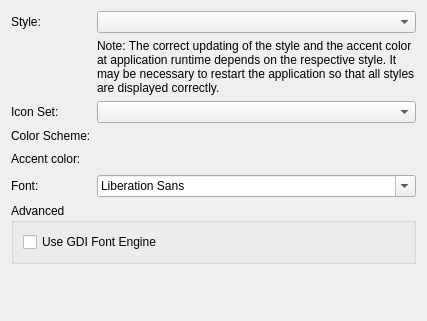
This is Widgets/DlgPreferencesPages/WdgPreferencesPageAppearance.ui in ma7t3/ScheduleMaster as Qt 5 draws it before an edit. The edited form follows.
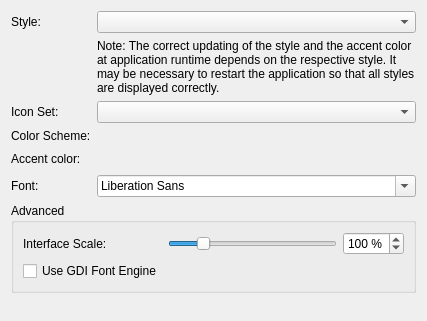
This is the edited form. Custom widgets are drawn as their Qt base class.

Commit message: WdgPrefPageAppearange: Change UI scale

```diff
--- a/Widgets/DlgPreferencesPages/WdgPreferencesPageAppearance.ui
+++ b/Widgets/DlgPreferencesPages/WdgPreferencesPageAppearance.ui
@@ -103,8 +103,57 @@
      <property name="title">
       <string>Advanced</string>
      </property>
-     <layout class="QVBoxLayout" name="verticalLayout">
-      <item>
+     <layout class="QFormLayout" name="formLayout">
+      <item row="0" column="0">
+       <widget class="QLabel" name="label_4">
+        <property name="text">
+         <string>Interface Scale:</string>
+        </property>
+       </widget>
+      </item>
+      <item row="0" column="1">
+       <layout class="QHBoxLayout" name="horizontalLayout_2">
+        <item>
+         <widget class="QSlider" name="hsUiScale">
+          <property name="minimum">
+           <number>10</number>
+          </property>
+          <property name="maximum">
+           <number>500</number>
+          </property>
+          <property name="singleStep">
+           <number>10</number>
+          </property>
+          <property name="value">
+           <number>100</number>
+          </property>
+          <property name="orientation">
+           <enum>Qt::Orientation::Horizontal</enum>
+          </property>
+         </widget>
+        </item>
+        <item>
+         <widget class="QSpinBox" name="sbUiScale">
+          <property name="suffix">
+           <string> %</string>
+          </property>
+          <property name="minimum">
+           <number>10</number>
+          </property>
+          <property name="maximum">
+           <number>500</number>
+          </property>
+          <property name="singleStep">
+           <number>10</number>
+          </property>
+          <property name="value">
+           <number>100</number>
+          </property>
+         </widget>
+        </item>
+       </layout>
+      </item>
+      <item row="1" column="0">
        <widget class="QCheckBox" name="cbGDIEngine">
         <property name="text">
          <string>Use GDI Font Engine</string>
```
The commit also changes 1 other file.
